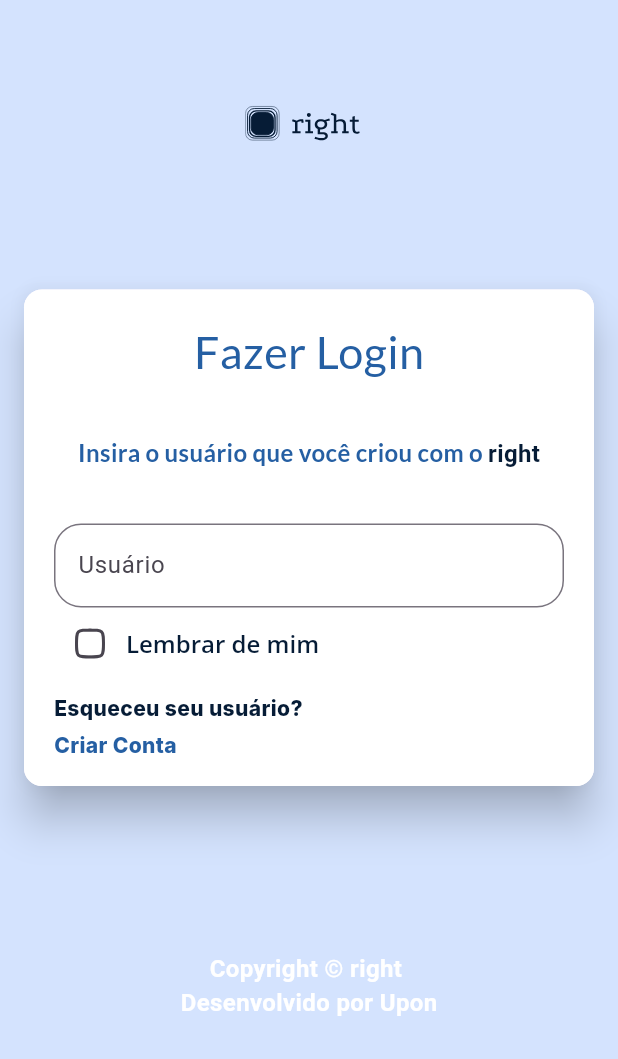
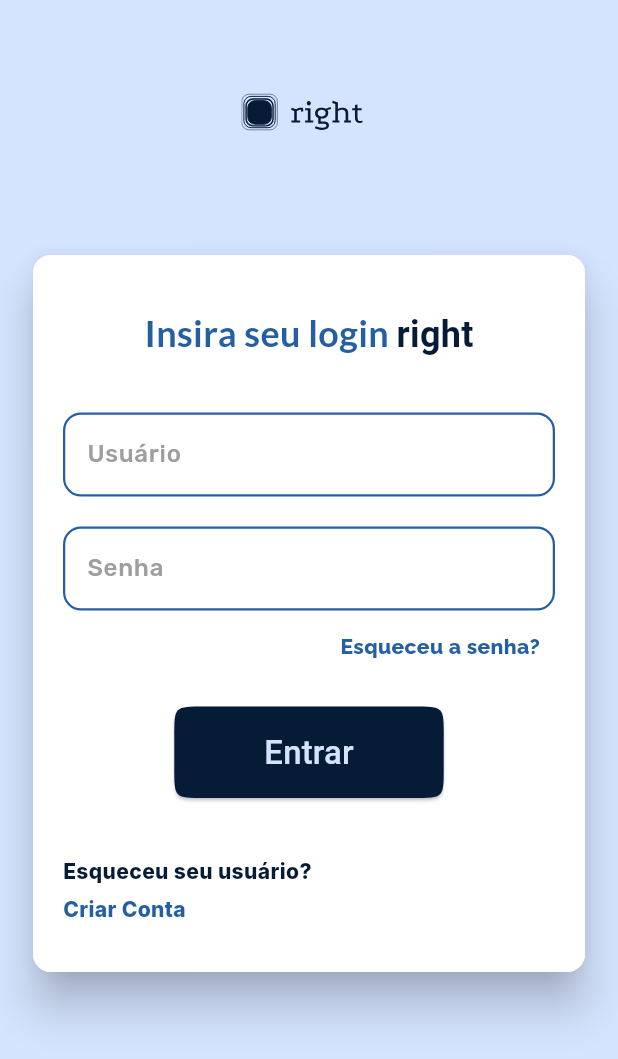
Before and after one commit to Franciscof11/Right, a Flutter app: the screen it shows after launch, on a phone screen of 412 x 824 dp. Shown: the top 1059 px of the screen. Run offline on Flutter 3.47's test engine with Material 3 defaults, Android fonts, the phone set to English and light mode, and no system bars; our stand-ins replace device_preview, flutter_heatmap_calendar, flutter_staggered_animations, flutter_svg, google_fonts, percent_indicator.

Commit message:
refac: sign in page

```diff
--- a/lib/features/auth/application/presentation/pages/sign_in_page.dart
+++ b/lib/features/auth/application/presentation/pages/sign_in_page.dart
@@ -2,46 +2,36 @@ import 'package:flutter/material.dart';
 import 'package:flutter_svg/flutter_svg.dart';
 import 'package:google_fonts/google_fonts.dart';
 import 'package:right/features/auth/application/presentation/widgets/custom_text_form_field.dart';
-import 'package:right/features/auth/application/presentation/widgets/remove_glow_effect.dart';
 import 'package:right/utils/const_colors.dart';
 
+class SignInPage extends StatefulWidget {
+  const SignInPage({super.key});
+
+  @override
+  State<SignInPage> createState() => _SignInPageState();
+}
+
 class _SignInPageState extends State<SignInPage> {
-  bool boxValue = false;
   @override
   Widget build(BuildContext context) {
     return Scaffold(
       backgroundColor: LightColors().primaryContainer,
       body: SafeArea(
+        child: SingleChildScrollView(
           child: Padding(
-          padding: const EdgeInsets.symmetric(horizontal: 16),
-          child: RemoveGlowEffect(
-            child: SingleChildScrollView(
+            padding: const EdgeInsets.symmetric(horizontal: 22),
             child: Column(
-                mainAxisAlignment: MainAxisAlignment.center,
-                children: [
-                  //
-                  // Title App
-                  //
-                  Column(
               children: [
                 const SizedBox(
-                        height: 40,
+                  height: 30,
                 ),
                 SvgPicture.asset(
                   'assets/imgs/logo.svg',
-                        width: 85,
-                        height: 85,
+                  width: 90,
+                  height: 90,
                 ),
                 const SizedBox(
                   height: 50,
-                      ),
-                    ],
-                  ),
-                  //
-                  // Form
-                  //
-                  const SizedBox(
-                    height: 18,
                 ),
                 Material(
                   elevation: 12,
@@ -54,28 +44,15 @@ class _SignInPageState extends State<SignInPage> {
                     child: Column(
                       children: [
                         const SizedBox(
-                            height: 20,
+                          height: 35,
                         ),
-                          Text(
-                            'Fazer Login',
+                        Text.rich(
+                          TextSpan(
+                              text: 'Insira seu login ',
                               style: GoogleFonts.lato(
                                 textStyle: TextStyle(
                                   color: LightColors().primary,
-                                fontSize: 30,
-                                fontWeight: FontWeight.w400,
-                              ),
-                            ),
-                          ),
-                          const SizedBox(
-                            height: 34,
-                          ),
-                          Text.rich(
-                            TextSpan(
-                                text: 'Insira o usuário que você criou com o ',
-                                style: GoogleFonts.lato(
-                                  textStyle: TextStyle(
-                                    color: LightColors().primary,
-                                    fontSize: 16,
+                                  fontSize: 24,
                                   fontWeight: FontWeight.w600,
                                 ),
                               ),
@@ -95,53 +72,76 @@ class _SignInPageState extends State<SignInPage> {
                           child: Column(
                             crossAxisAlignment: CrossAxisAlignment.start,
                             children: [
-                                const CustomTextField(
+                              CustomTextFormField(
+                                controller: TextEditingController(),
                                 label: 'Usuário',
+                                type: FormTypes.generic,
                               ),
-                                Row(
-                                  children: [
-                                    Checkbox(
-                                        activeColor: LightColors().primary,
-                                        checkColor: LightColors().onPrimary,
-                                        shape: ContinuousRectangleBorder(
-                                            borderRadius:
-                                                BorderRadius.circular(10)),
-                                        value: boxValue,
-                                        onChanged: (value) {
-                                          setState(() {
-                                            boxValue = !boxValue;
-                                          });
-                                        }),
-                                    Text(
-                                      'Lembrar de mim',
-                                      style: GoogleFonts.openSans(
-                                        fontWeight: FontWeight.w600,
-                                        fontSize: 16,
-                                        color: LightColors().onPrimaryContainer,
-                                        letterSpacing: 0,
+                              const SizedBox(
+                                height: 20,
+                              ),
+                              CustomTextFormField(
+                                controller: TextEditingController(),
+                                label: 'Senha',
+                                type: FormTypes.password,
+                              ),
+                              const SizedBox(
+                                height: 14,
+                              ),
+                              Padding(
+                                padding: const EdgeInsets.only(right: 10),
+                                child: Align(
+                                  alignment: Alignment.centerRight,
+                                  child: GestureDetector(
+                                    onTap: () {},
+                                    child: Text(
+                                      'Esqueceu a senha?',
+                                      style: GoogleFonts.raleway(
+                                        color: LightColors().primary,
+                                        fontSize: 14,
+                                        fontWeight: FontWeight.w800,
                                       ),
                                     ),
-                                  ],
+                                  ),
+                                ),
                               ),
                               const SizedBox(
-                                  height: 10,
+                                height: 30,
                               ),
-                                Row(
-                                  children: [
-                                    Column(
-                                        crossAxisAlignment:
-                                            CrossAxisAlignment.start,
-                                        mainAxisAlignment:
-                                            MainAxisAlignment.center,
-                                        children: [
+                              Align(
+                                alignment: Alignment.center,
+                                child: ElevatedButton(
+                                  onPressed: () {},
+                                  style: ElevatedButton.styleFrom(
+                                    shape: ContinuousRectangleBorder(
+                                      borderRadius: BorderRadius.circular(20),
+                                    ),
+                                    padding: const EdgeInsets.symmetric(
+                                      vertical: 15,
+                                      horizontal: 60,
+                                    ),
+                                    backgroundColor:
+                                        LightColors().onPrimaryContainer,
+                                  ),
+                                  child: Text(
+                                    'Entrar',
+                                    style: TextStyle(
+                                      fontSize: 22,
+                                      color: LightColors().primaryContainer,
+                                    ),
+                                  ),
+                                ),
+                              ),
+                              const SizedBox(
+                                height: 40,
+                              ),
                               GestureDetector(
                                 onTap: () {},
                                 child: Text(
                                   'Esqueceu seu usuário?',
                                   style: GoogleFonts.inter(
                                     height: 0,
-                                                color: LightColors()
-                                                    .onPrimaryContainer,
+                                    color: LightColors().onPrimaryContainer,
                                     fontSize: 14,
                                     fontWeight: FontWeight.w800,
                                   ),
@@ -160,10 +160,7 @@ class _SignInPageState extends State<SignInPage> {
                                   ),
                                 ),
                               ),
-                                          const SizedBox(height: 20),
-                                        ]),
-                                  ],
-                                ),
+                              const SizedBox(height: 35),
                             ],
                           ),
                         )
@@ -171,27 +168,10 @@ class _SignInPageState extends State<SignInPage> {
                     ),
                   ),
                 ),
-                  const SizedBox(height: 30),
-
-                  const SizedBox(height: 30),
-
-                  const SizedBox(height: 50),
-                  const Text(
-                    'Copyright © right ',
-                    style: TextStyle(
-                        color: Colors.white,
-                        fontSize: 16,
-                        fontWeight: FontWeight.w600),
-                  ),
-                  const Text(
-                    'Desenvolvido por Upon',
-                    style: TextStyle(
-                        color: Colors.white,
-                        fontSize: 16,
-                        fontWeight: FontWeight.w600),
+                const SizedBox(
+                  height: 50,
                 ),
               ],
-              ),
             ),
           ),
         ),
@@ -199,10 +179,3 @@ class _SignInPageState extends State<SignInPage> {
     );
   }
 }
-
-class SignInPage extends StatefulWidget {
-  const SignInPage({super.key});
-
-  @override
-  State<SignInPage> createState() => _SignInPageState();
-}
--- a/lib/features/auth/application/presentation/widgets/custom_text_form_field.dart
+++ b/lib/features/auth/application/presentation/widgets/custom_text_form_field.dart
@@ -1,23 +1,41 @@
 import 'package:flutter/material.dart';
+import 'package:flutter/services.dart';
+import 'package:google_fonts/google_fonts.dart';
+import 'package:right/utils/const_colors.dart';
 
-class CustomTextField extends StatefulWidget {
+enum FormTypes {
+  email,
+  password,
+  birthDate,
+  generic,
+}
+
+class CustomTextFormField extends StatefulWidget {
   final String label;
-  final Widget? prefixIcon;
+  final Icon? prefixIcon;
   final bool isSecret;
-  final TextEditingController? controller;
-  const CustomTextField({
+  final TextEditingController controller;
+  final FormTypes type;
+  final TextInputType? keyboardType;
+  final List<TextInputFormatter>? mask;
+  final bool? disable;
+  const CustomTextFormField({
     super.key,
     required this.label,
     this.prefixIcon,
     this.isSecret = false,
-    this.controller,
+    required this.controller,
+    required this.type,
+    this.mask,
+    this.keyboardType,
+    this.disable,
   });
 
   @override
-  State<CustomTextField> createState() => _CustomTextFieldState();
+  State<CustomTextFormField> createState() => _CustomTextFormFieldState();
 }
 
-class _CustomTextFieldState extends State<CustomTextField> {
+class _CustomTextFormFieldState extends State<CustomTextFormField> {
   bool obscureText = false;
 
   @override
@@ -29,36 +47,111 @@ class _CustomTextFieldState extends State<CustomTextField> {
   @override
   Widget build(BuildContext context) {
     return TextFormField(
+      enabled: widget.disable == true ? false : true,
+      keyboardType: widget.keyboardType,
+      inputFormatters: widget.mask,
+      onTapOutside: (event) => FocusScope.of(context).unfocus(),
       controller: widget.controller,
-      onTapOutside: (event) => FocusScope.of(context).unfocus(),
       obscureText: obscureText,
-      style: const TextStyle(fontSize: 16),
       validator: (value) {
+        switch (widget.type) {
+          case FormTypes.email:
             if (value == null || value.isEmpty) {
-          return 'Campo Invalido!';
+              return 'Campo obrigatório!';
+            }
+            if (!widget.controller.text.contains('@') ||
+                !widget.controller.text.contains('.com')) {
+              return 'E-mail inválido!';
             }
             return null;
+
+          case FormTypes.password:
+            if (value == null || value.isEmpty) {
+              return 'Campo obrigatório!';
+            }
+            return null;
+
+          case FormTypes.birthDate:
+            return null;
+
+          case FormTypes.generic:
+            if (value == null || value.isEmpty) {
+              return 'Campo obrigatório!';
+            }
+            return null;
+        }
       },
+      cursorColor: LightColors().primary,
+      style: GoogleFonts.rubik(
+        color: Colors.black,
+        fontSize: 16,
+        fontWeight: FontWeight.w500,
+      ),
       decoration: InputDecoration(
+        fillColor: Colors.white,
+        filled: true,
+        suffixIconColor: LightColors().primary,
         labelText: widget.label,
-        suffixIcon: widget.isSecret
+        labelStyle: GoogleFonts.rubik(
+          color: Colors.grey,
+          fontSize: 16,
+          fontWeight: FontWeight.w500,
+        ),
+        suffixIcon: widget.type == FormTypes.birthDate
+            ? const Icon(
+                Icons.calendar_month_outlined,
+                size: 30,
+              )
+            : widget.isSecret
                 ? IconButton(
                     onPressed: () {
                       setState(() {
                         obscureText = !obscureText;
                       });
                     },
-                icon:
-                    Icon(obscureText ? Icons.visibility : Icons.visibility_off),
+                    icon: Icon(
+                        obscureText ? Icons.visibility : Icons.visibility_off),
                   )
                 : null,
-        floatingLabelStyle: const TextStyle(fontSize: 20),
+
         prefixIcon: widget.prefixIcon,
+        //
+        // Borders
+        //
+        border: OutlineInputBorder(
+          borderRadius: BorderRadius.circular(12),
+          borderSide: const BorderSide(
+            color: Colors.grey,
+            width: 2,
+          ),
+        ),
+        focusedBorder: OutlineInputBorder(
+          borderRadius: BorderRadius.circular(12),
+          borderSide: BorderSide(
+            color: LightColors().primary,
+            width: 3,
+          ),
+        ),
+        enabledBorder: OutlineInputBorder(
+          borderRadius: BorderRadius.circular(12),
+          borderSide: BorderSide(
+            color: LightColors().primary,
+            width: 1.5,
+          ),
+        ),
+        disabledBorder: OutlineInputBorder(
+          borderRadius: BorderRadius.circular(12),
+          borderSide: BorderSide(
+            color: LightColors().primary,
+            width: 0.5,
+          ),
+        ),
         errorBorder: OutlineInputBorder(
-          borderSide: BorderSide(color: Colors.purple[800]!),
+          borderRadius: BorderRadius.circular(12),
+          borderSide: const BorderSide(
+            color: Colors.red,
+            width: 2,
           ),
-        border: OutlineInputBorder(
-          borderRadius: BorderRadius.circular(18),
         ),
       ),
     );
```
Lines whose indentation alone changed are shown as unchanged.
